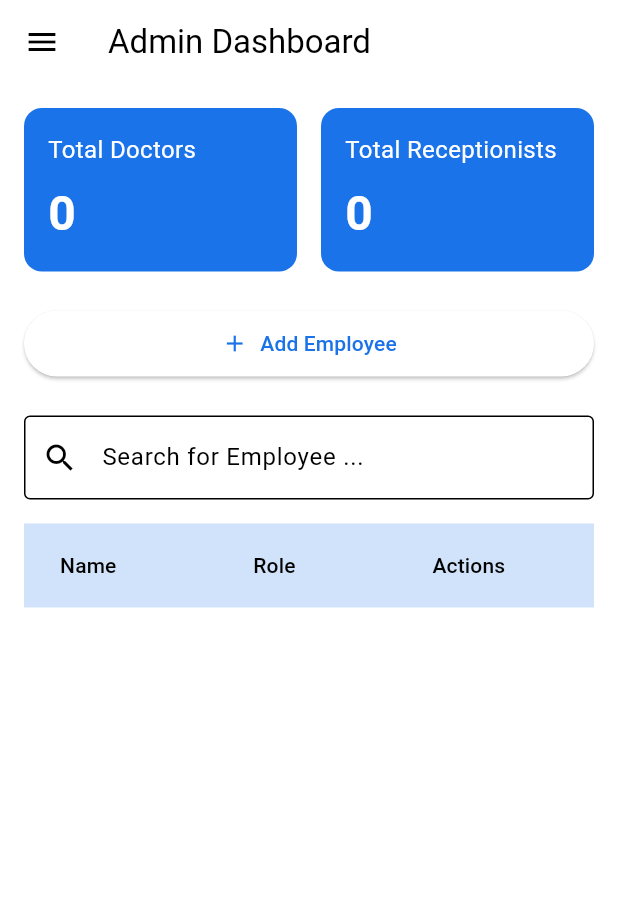
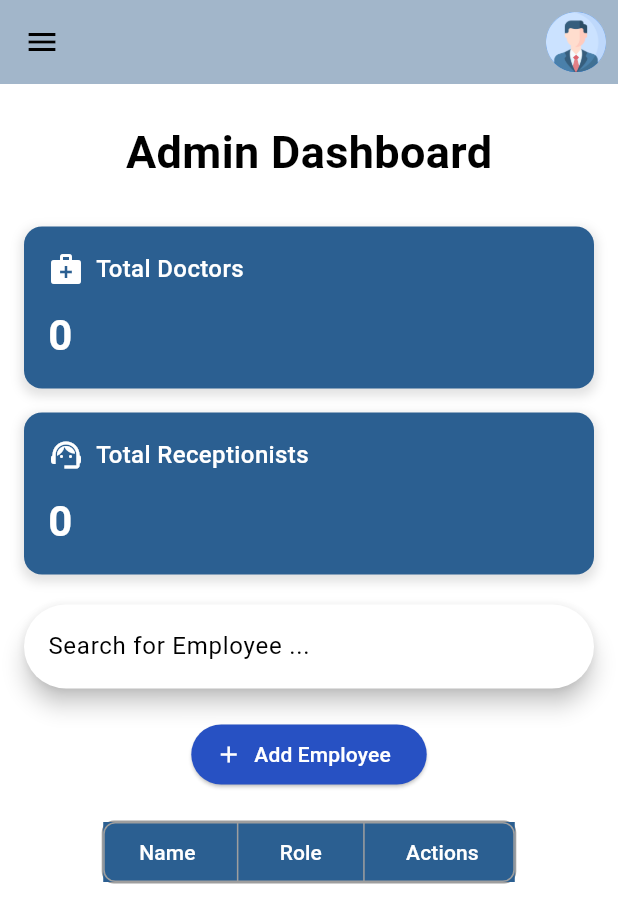
Before and after one commit to Sisyetad/MedicalScheduler, a Flutter app: the AdminDashboardPage screen opened by its route, on a phone screen of 412 x 824 dp. Shown: the top 923 px of the screen. Run offline on Flutter 3.47's test engine with Material 3 defaults, Android fonts, the phone set to English and light mode, and no system bars; our stand-ins replace dio, flutter_riverpod, flutter_secure_storage, go_router, logger, shared_preferences; missing offline and left inert: bcrypt; accounts and stored records are empty; network calls fail.

Commit message:
delete user logic implementation

```diff
--- a/medical_scheduler/lib/Application/Usecases/receptionist/add_receptionist.dart
+++ b/medical_scheduler/lib/Application/Usecases/receptionist/add_receptionist.dart
@@ -7,6 +7,7 @@ class AddReceptionist extends UseCase<Receptionist, CreateReceptionistParams> {
   final ReceptionistRepository receptionistRepository;
   AddReceptionist(this.receptionistRepository);
 
+  @override
   Future<Receptionist> call(params) {
     return receptionistRepository.createReceptionist(
       params.receptionistRequest,
--- a/medical_scheduler/lib/core/usecases/params.dart
+++ b/medical_scheduler/lib/core/usecases/params.dart
@@ -2,7 +2,6 @@
 import 'package:medical_scheduler/data/model/RequestModel/diagnosis_request_model.dart';
 import 'package:medical_scheduler/data/model/RequestModel/doctor_request_model.dart';
 import 'package:medical_scheduler/data/model/RequestModel/register_request_model.dart';
-import 'package:medical_scheduler/domain/entities/request/doctor_request.dart';
 import 'package:medical_scheduler/domain/entities/request/login_request.dart';
 import 'package:medical_scheduler/domain/entities/request/queue_request.dart';
 import 'package:medical_scheduler/domain/entities/request/signup_request.dart';
@@ -46,7 +45,7 @@ class UpdateQueueParams {
 }
 
 class CreateReceptionistParams {
-  final EmployeeRequest receptionistRequest;
+  final EmployeeRequestModel receptionistRequest;
 
   CreateReceptionistParams({required this.receptionistRequest});
 }
--- a/medical_scheduler/lib/data/model/ResponseModel/receptionist_model.dart
+++ b/medical_scheduler/lib/data/model/ResponseModel/receptionist_model.dart
@@ -8,7 +8,7 @@ class ReceptionistModel extends Receptionist {
     required super.receptionistId,
     required super.username,
     required super.email,
-    required super.password,
+    super.password,
     required super.createdAt,
     required super.updatedAt,
     required super.branch,
@@ -18,7 +18,7 @@ class ReceptionistModel extends Receptionist {
   factory ReceptionistModel.fromJson(Map<String, dynamic> json) {
     return ReceptionistModel(
       receptionistId: json['receptionist_id'] ?? json['user_id'],
-      username: json['username'],
+      username: json['username'] ?? json['name'] ?? '',
       email: json['email'],
       password: json['password'],
       createdAt: json['created_at'],
--- a/medical_scheduler/lib/data/source/data_source/doctor_data_src.dart
+++ b/medical_scheduler/lib/data/source/data_source/doctor_data_src.dart
@@ -5,5 +5,4 @@ abstract class DoctorDataSrc {
   Future<List<Doctor>> getAllDoctors();
   Future<Doctor> createDoctor(EmployeeRequestModel doctor);
   Future<void> updateDoctor(Doctor doctor);
-  Future<void> deleteDoctor(int id);
 }
--- a/medical_scheduler/lib/data/source/data_source/receptionist_data_src.dart
+++ b/medical_scheduler/lib/data/source/data_source/receptionist_data_src.dart
@@ -1,10 +1,9 @@
-import 'package:medical_scheduler/domain/entities/request/doctor_request.dart';
+import 'package:medical_scheduler/data/model/RequestModel/doctor_request_model.dart';
 import 'package:medical_scheduler/domain/entities/response/receptionist.dart';
 
 abstract class ReceptionistDataSrc {
   Future<List<Receptionist>> getAllReceptionists();
   Future<Receptionist?> getReceptionistById(int id);
-  Future<Receptionist> createReceptionist(EmployeeRequest receptionist);
+  Future<Receptionist> createReceptionist(EmployeeRequestModel receptionist);
   Future<void> updateReceptionist(Receptionist receptionist);
-  Future<void> deleteReceptionist(int id);
 }
--- a/medical_scheduler/lib/data/source/data_source_implementation/user_src_imp.dart
+++ b/medical_scheduler/lib/data/source/data_source_implementation/user_src_imp.dart
@@ -37,9 +37,9 @@ class UserSrcImp extends UserSrc {
 
   @override
   Future<String> deleteUser(int id) async {
-    final response = await dio.delete('/users/$id');
+    final response = await dio.delete('/users/delete/$id');
 
-    if (response.statusCode == 204) {
+    if (response.statusCode == 204 || response.statusCode == 200) {
       return 'User deleted successfully';
     } else {
       throw Exception(
--- a/medical_scheduler/lib/domain/repository/receptionist_repo.dart
+++ b/medical_scheduler/lib/domain/repository/receptionist_repo.dart
@@ -1,10 +1,9 @@
-import 'package:medical_scheduler/domain/entities/request/doctor_request.dart';
+import 'package:medical_scheduler/data/model/RequestModel/doctor_request_model.dart';
 import 'package:medical_scheduler/domain/entities/response/receptionist.dart';
 
 abstract class ReceptionistRepository {
   Future<List<Receptionist>> getAllReceptionists();
   Future<Receptionist?> getReceptionistById(int receptionistId);
-  Future<Receptionist> createReceptionist(EmployeeRequest receptionist);
+  Future<Receptionist> createReceptionist(EmployeeRequestModel receptionist);
   Future<void> updateReceptionist(Receptionist receptionist);
-  Future<void> deleteReceptionist(int id);
 }
--- a/medical_scheduler/lib/presentation/Provider/notifiers/Admin/add_employee_view_model.dart
+++ b/medical_scheduler/lib/presentation/Provider/notifiers/Admin/add_employee_view_model.dart
@@ -47,7 +47,6 @@ class AddEmployeeNotifier extends StateNotifier<AddEmployeeState> {
         branchId: event.branchId,
       );
       if (state.selectedRole == 'Doctor') {
-        print('Submitting employee: $request');
         await addDoctorUseCase.call(CreateDoctorParams(doctorRequest: request));
       } else {
         await addReceptionistUseCase(
@@ -56,7 +55,9 @@ class AddEmployeeNotifier extends StateNotifier<AddEmployeeState> {
       }
 
       state = state.copyWith(isLoading: false, isSuccess: true);
+      print(state.isSuccess);
     } catch (e) {
+      print('Error during submission: $e');
       state = state.copyWith(isLoading: false, error: e.toString());
     }
   }
--- a/medical_scheduler/lib/presentation/Provider/notifiers/Admin/admin_dashboard_view_model.dart
+++ b/medical_scheduler/lib/presentation/Provider/notifiers/Admin/admin_dashboard_view_model.dart
@@ -54,13 +54,9 @@ class AdminDashboardNotifier extends StateNotifier<AdminDashboardState> {
 
   Future<void> _deleteEmployee(int userId) async {
     try {
-      // No loading state for a smoother UX on delete
       await _deleteUser.call(userId);
-      // Refresh the data from the server to ensure consistency
       await _fetchData();
     } catch (e) {
-      // If deletion fails, you might want to show an error
-      // For now, we'll just log it and the UI won't change
       print("Error deleting user: $e");
     }
   }
--- a/medical_scheduler/lib/presentation/events/Admin/add_employee_events.dart
+++ b/medical_scheduler/lib/presentation/events/Admin/add_employee_events.dart
@@ -1,14 +1,14 @@
 abstract class AddEmployeeEvent {}
 
 class EmployeeRoleSelected extends AddEmployeeEvent {
-  final String role; // "Doctor" or "Receptionist"
+  final String role;
   EmployeeRoleSelected(this.role);
 }
 
 class SubmitEmployeeForm extends AddEmployeeEvent {
-  final String? name; // Optional, for doctors
+  final String? name;
   final String email;
-  final int branchId; // Assuming a default or selected branch ID
+  final int branchId;
 
   SubmitEmployeeForm({this.name, required this.email, required this.branchId});
 }
--- a/medical_scheduler/lib/presentation/pages/Admin/admin_dashboard_page.dart
+++ b/medical_scheduler/lib/presentation/pages/Admin/admin_dashboard_page.dart
@@ -3,6 +3,7 @@ import 'package:flutter_riverpod/flutter_riverpod.dart';
 import 'package:go_router/go_router.dart';
 import 'package:medical_scheduler/presentation/events/Admin/admin_dashboard_events.dart';
 import 'package:medical_scheduler/presentation/Provider/providers/Admin/admin_provider.dart';
+import 'package:medical_scheduler/presentation/widgets/popup_menu.dart';
 import 'package:medical_scheduler/presentation/widgets/side_bar.dart';
 import 'package:medical_scheduler/presentation/Provider/providers/Auth/auth_provider.dart';
 
@@ -35,7 +36,7 @@ class _AdminDashboardPageState extends ConsumerState<AdminDashboardPage> {
             TextButton(
               child: const Text('Cancel'),
               onPressed: () {
-                Navigator.of(context).pop();
+                context.pop();
               },
             ),
             TextButton(
@@ -45,7 +46,7 @@ class _AdminDashboardPageState extends ConsumerState<AdminDashboardPage> {
                 ref
                     .read(adminDashboardNotifierProvider.notifier)
                     .onEvent(DeleteEmployee(userId));
-                Navigator.of(context).pop();
+                context.pop();
               },
             ),
           ],
@@ -54,107 +55,121 @@ class _AdminDashboardPageState extends ConsumerState<AdminDashboardPage> {
     );
   }
 
+  void _filterEmployees(String query) {
+    ref
+        .read(adminDashboardNotifierProvider.notifier)
+        .onEvent(SearchEmployees(query));
+  }
+
   @override
   Widget build(BuildContext context) {
     final state = ref.watch(adminDashboardNotifierProvider);
     final notifier = ref.read(adminDashboardNotifierProvider.notifier);
-
-    // --- 2. GET THE CURRENTLY LOGGED-IN USER ---
     final currentUser = ref.watch(authViewModelProvider.select((s) => s.user));
 
-    return Scaffold(
+    return SafeArea(
+      child: Scaffold(
         drawer: const SideBar(),
         appBar: AppBar(
-        title: const Text('Admin Dashboard'),
-        // --- 3. ADD THE ACTIONS TO THE APPBAR ---
-        actions: [
-          if (currentUser != null)
-            Padding(
-              padding: const EdgeInsets.only(right: 16.0),
-              child: InkWell(
-                onTap: () {
-                  // Navigate to the full profile page when tapped
-                  context.go('/profile');
-                },
-                child: CircleAvatar(
-                  // Using a simple icon for the avatar as in the figma
-                  backgroundColor: Colors.white,
-                  // Using a simple icon for the avatar as in the figma
-                  child: Icon(
-                    Icons.person,
-                    color: Theme.of(context).colorScheme.primary,
-                  ),
-                ),
-              ),
-            )
-          else
-            const SizedBox.shrink(), // Or a loading indicator
-        ],
+          backgroundColor: Theme.of(context).colorScheme.tertiary,
+          actions: const [PopupMenu()],
         ),
         body: state.isLoading && state.allEmployees.isEmpty
             ? const Center(child: CircularProgressIndicator())
             : RefreshIndicator(
                 onRefresh: () => notifier.onEvent(FetchDashboardData()),
-              child: ListView(
+                child: SingleChildScrollView(
                   padding: const EdgeInsets.all(16.0),
+                  child: Column(
                     children: [
-                  // Stat Cards
-                  Row(
+                      const Padding(
+                        padding: EdgeInsets.all(8.0),
+                        child: Text(
+                          "Admin Dashboard",
+                          style: TextStyle(
+                            fontSize: 30,
+                            fontWeight: FontWeight.bold,
+                          ),
+                        ),
+                      ),
+                      const SizedBox(height: 20),
+                      Column(
                         children: [
-                      Expanded(
-                        child: _buildStatCard(
-                          context,
+                          Consumer(
+                            builder: (context, ref, child) => _buildStatCard(
                               title: 'Total Doctors',
                               count: state.doctorCount,
+                              icon: Icons.medical_services,
                             ),
                           ),
-                      const SizedBox(width: 16),
-                      Expanded(
-                        child: _buildStatCard(
-                          context,
+                          const SizedBox(height: 16),
+                          Consumer(
+                            builder: (context, ref, child) => _buildStatCard(
                               title: 'Total Receptionists',
                               count: state.receptionistCount,
+                              icon: Icons.support_agent,
                             ),
                           ),
                         ],
                       ),
-                  const SizedBox(height: 24),
+                      const SizedBox(height: 20),
+                      SearchBar(
+                        hintText: "Search for Employee ...",
+                        onChanged: _filterEmployees,
+                      ),
+                      const SizedBox(height: 20),
 
-                  // Add Employee Button
                       ElevatedButton.icon(
                         icon: const Icon(Icons.add),
                         label: const Text('Add Employee'),
+                        style: ElevatedButton.styleFrom(
+                          backgroundColor: const Color.fromARGB(
+                            255,
+                            39,
+                            81,
+                            195,
+                          ),
+                          foregroundColor: Colors.white,
+                        ),
                         onPressed: () {
                           context.go('/add_employee/${currentUser?.userId}');
                         },
-                    style: ElevatedButton.styleFrom(
-                      padding: const EdgeInsets.symmetric(vertical: 12),
+                      ),
+                      const SizedBox(height: 20),
+                      Container(
+                        decoration: BoxDecoration(
+                          border: Border.all(color: Colors.grey, width: 1),
+                          borderRadius: BorderRadius.circular(8),
+                        ),
+                        child: SingleChildScrollView(
+                          scrollDirection: Axis.horizontal,
+                          child: DataTable(
+                            headingRowColor:
+                                WidgetStateProperty.resolveWith<Color?>(
+                                  (states) =>
+                                      const Color.fromARGB(255, 43, 95, 145),
+                                ),
+                            headingRowHeight: 40,
+                            dataRowHeight: 120,
+                            columns: const [
+                              DataColumn(
+                                label: Text(
+                                  'Name',
+                                  style: TextStyle(color: Colors.white),
                                 ),
                               ),
-                  const SizedBox(height: 24),
-
-                  // Search Bar
-                  TextField(
-                    decoration: const InputDecoration(
-                      labelText: 'Search for Employee ...',
-                      prefixIcon: Icon(Icons.search),
-                      border: OutlineInputBorder(),
+                              DataColumn(
+                                label: Text(
+                                  'Role',
+                                  style: TextStyle(color: Colors.white),
                                 ),
-                    onChanged: (query) =>
-                        notifier.onEvent(SearchEmployees(query)),
                               ),
-                  const SizedBox(height: 16),
-
-                  // Employee Table
-                  DataTable(
-                    headingRowColor: WidgetStateProperty.all(
-                      // ignore: deprecated_member_use
-                      Theme.of(context).colorScheme.primary.withOpacity(0.2),
+                              DataColumn(
+                                label: Text(
+                                  'Actions',
+                                  style: TextStyle(color: Colors.white),
                                 ),
-                    columns: const [
-                      DataColumn(label: Text('Name')),
-                      DataColumn(label: Text('Role')),
-                      DataColumn(label: Text('Actions')),
+                              ),
                             ],
                             rows: state.displayedEmployees.map((user) {
                               return DataRow(
@@ -162,52 +177,109 @@ class _AdminDashboardPageState extends ConsumerState<AdminDashboardPage> {
                                   DataCell(Text(user.username)),
                                   DataCell(Text(user.role.name)),
                                   DataCell(
-                            ElevatedButton(
-                              style: ElevatedButton.styleFrom(
-                                backgroundColor: Colors.red.shade700,
-                                foregroundColor: Colors.white,
-                              ),
-                              onPressed: () => _showDeleteConfirmation(
+                                    SizedBox(
+                                      height: 100,
+                                      child: Column(
+                                        mainAxisAlignment:
+                                            MainAxisAlignment.center,
+                                        children: [
+                                          SizedBox(
+                                            height: 26,
+                                            child: ElevatedButton(
+                                              onPressed: () =>
+                                                  _showDeleteConfirmation(
                                                     user.userId,
                                                     user.username,
                                                   ),
-                              child: const Text('Delete'),
+                                              style: ElevatedButton.styleFrom(
+                                                backgroundColor: const Color(
+                                                  0xFF2B5F91,
+                                                ),
+                                                shape: RoundedRectangleBorder(
+                                                  borderRadius:
+                                                      BorderRadius.circular(6),
+                                                ),
+                                                padding:
+                                                    const EdgeInsets.symmetric(
+                                                      horizontal: 10,
+                                                    ),
+                                                textStyle: const TextStyle(
+                                                  fontSize: 12,
+                                                ),
+                                              ),
+                                              child: const Text(
+                                                'Delete',
+                                                style: TextStyle(
+                                                  color: Colors.white,
+                                                ),
+                                              ),
+                                            ),
+                                          ),
+                                        ],
+                                      ),
                                     ),
                                   ),
                                 ],
                               );
                             }).toList(),
+                            border: TableBorder.all(
+                              color: Colors.grey,
+                              width: 1,
+                              borderRadius: BorderRadius.circular(8),
+                            ),
+                          ),
+                        ),
                       ),
                     ],
+                  ),
+                ),
               ),
       ),
     );
   }
 
-  Widget _buildStatCard(
-    BuildContext context, {
+  Widget _buildStatCard({
     required String title,
     required int count,
+    required IconData icon,
   }) {
     return Container(
       padding: const EdgeInsets.all(16),
       decoration: BoxDecoration(
-        color: Theme.of(context).colorScheme.primary,
+        color: const Color(0xFF2B5F91),
         borderRadius: BorderRadius.circular(12),
+        boxShadow: [
+          BoxShadow(
+            color: Colors.grey.withOpacity(0.3),
+            spreadRadius: 2,
+            blurRadius: 5,
+            offset: const Offset(0, 3),
+          ),
+        ],
       ),
       child: Column(
         crossAxisAlignment: CrossAxisAlignment.start,
         children: [
+          Row(
+            children: [
+              Icon(icon, color: Colors.white, size: 24),
+              const SizedBox(width: 8),
               Text(
                 title,
-            style: const TextStyle(color: Colors.white, fontSize: 16),
+                style: const TextStyle(
+                  color: Colors.white,
+                  fontSize: 16,
+                  fontWeight: FontWeight.w500,
                 ),
-          const SizedBox(height: 8),
+              ),
+            ],
+          ),
+          const SizedBox(height: 12),
           Text(
             count.toString(),
             style: const TextStyle(
               color: Colors.white,
-              fontSize: 32,
+              fontSize: 28,
               fontWeight: FontWeight.bold,
             ),
           ),
--- a/medical_scheduler/lib/presentation/widgets/popup_menu.dart
+++ b/medical_scheduler/lib/presentation/widgets/popup_menu.dart
@@ -1,4 +1,5 @@
 import 'package:flutter/material.dart';
+import 'package:go_router/go_router.dart';
 
 class PopupMenu extends StatelessWidget {
   const PopupMenu({super.key});
@@ -34,7 +35,8 @@ class PopupMenu extends StatelessWidget {
         },
         child: InkWell(
           splashColor: Colors.white,
-          onTap: () {// Optionally, you can handle tap here for custom behavior
+          onTap: () {
+            context.go('/profile');
           },
           child: CircleAvatar(
             child: Image.asset('assets/images/profile.png'), // Profile image
```
Also changed, not shown: medical_scheduler/lib/data/model/RequestModel/receptionist_request_model.dart (deleted, +0 -15 lines), medical_scheduler/lib/data/repository/receptionist_repo_imp.dart (+4 -7 lines), medical_scheduler/lib/data/source/data_source_implementation/doctor_data_src_imp.dart (+0 -9 lines), medical_scheduler/lib/data/source/data_source_implementation/receptionist_data_src_imp.dart (+14 -14 lines), medical_scheduler/lib/presentation/pages/Admin/add_employee_page.dart (+58 -45 lines), medical_scheduler/lib/presentation/widgets/Add.dart (deleted, +0 -27 lines), medical_scheduler/lib/presentation/widgets/dashboard.dart (deleted). Lines whose indentation alone changed are shown as unchanged.
